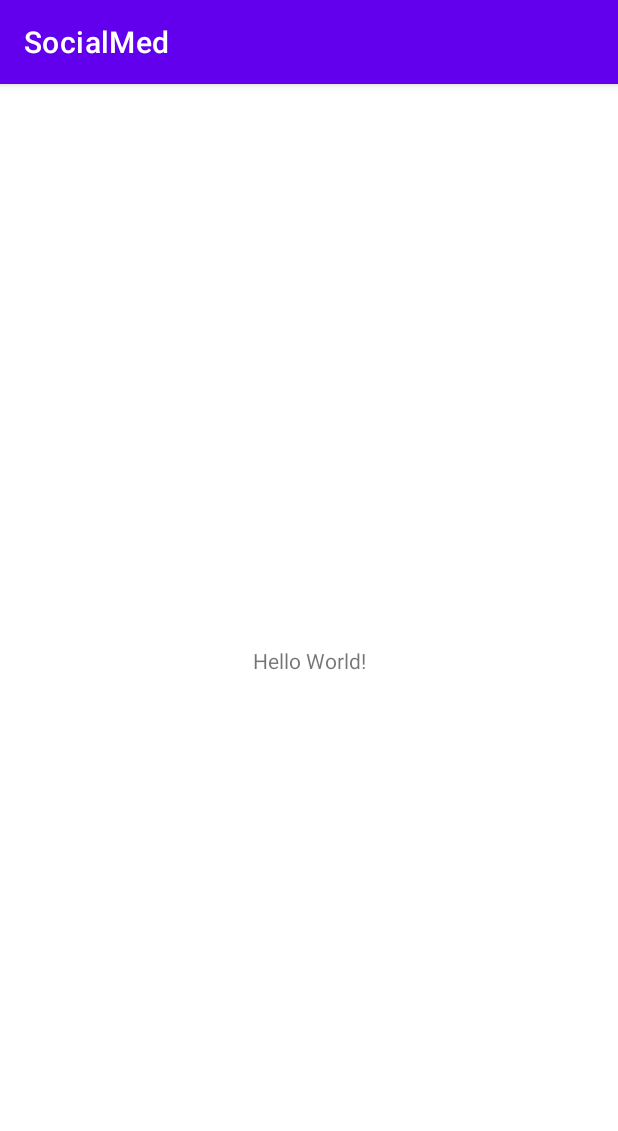
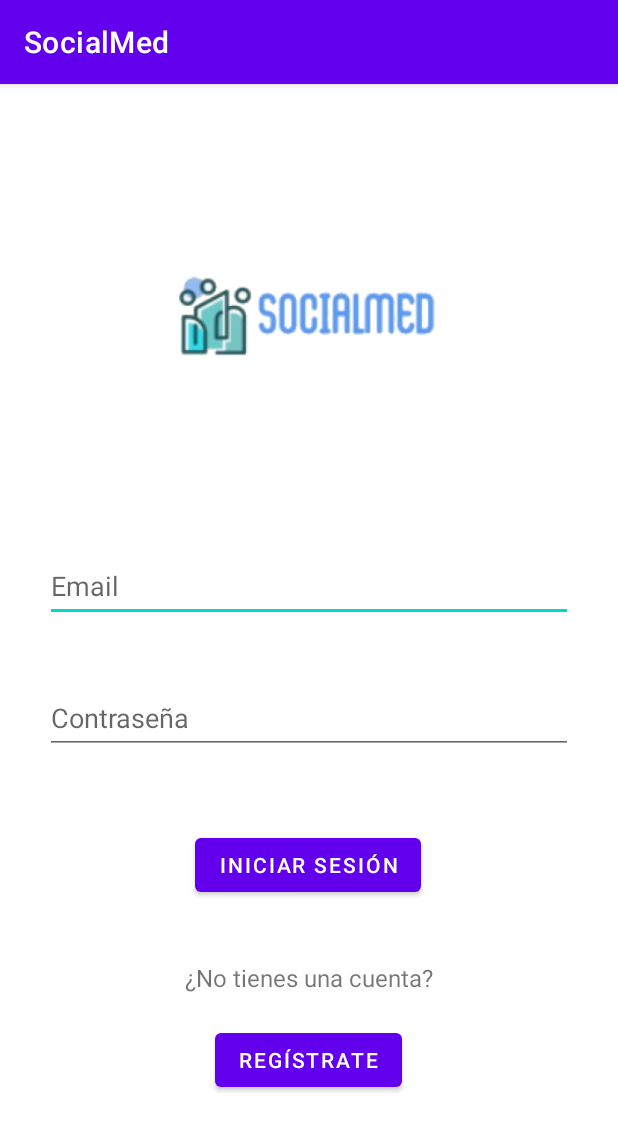
Before and after one commit to MediaPros/SocialMed--App-Movil, an Android app: the screen it shows after launch (MainActivity), on a phone screen of 412 x 824 dp. Shown: the top 1131 px of the screen. Run offline under Robolectric (Android 15) with nearby library versions, the light colour scheme and no system bars.

Commit message:
feat(security): Added login and register activities.

```diff
--- a/app/build.gradle
+++ b/app/build.gradle
@@ -26,6 +26,7 @@ android {
         sourceCompatibility JavaVersion.VERSION_1_8
         targetCompatibility JavaVersion.VERSION_1_8
     }
+
     kotlinOptions {
         jvmTarget = '1.8'
     }
@@ -40,4 +41,6 @@ dependencies {
     testImplementation 'junit:junit:4.13.2'
     androidTestImplementation 'androidx.test.ext:junit:1.1.3'
     androidTestImplementation 'androidx.test.espresso:espresso-core:3.4.0'
+    implementation 'com.squareup.retrofit2:retrofit:2.9.0'
+    implementation 'com.squareup.retrofit2:converter-gson:2.9.0'
 }
--- a/app/src/main/AndroidManifest.xml
+++ b/app/src/main/AndroidManifest.xml
@@ -2,6 +2,9 @@
 <manifest xmlns:android="http://schemas.android.com/apk/res/android"
     xmlns:tools="http://schemas.android.com/tools"
     package="com.mediapros.socialmed">
+
+    <uses-permission android:name="android.permission.INTERNET" />
+    <uses-permission android:name="android.permission.ACCESS_NETWORK_STATE"/>
 
     <application
         android:allowBackup="true"
@@ -14,6 +17,9 @@
         android:theme="@style/Theme.SocialMed"
         tools:targetApi="31">
         <activity
+            android:name=".RegisterActivity"
+            android:exported="false" />
+        <activity
             android:name=".MainActivity"
             android:exported="true">
             <intent-filter>
--- /dev/null
+++ b/app/src/main/java/com/mediapros/socialmed/security/network/UserService.kt
@@ -0,0 +1,15 @@
+package com.mediapros.socialmed.security.network
+
+import com.mediapros.socialmed.security.models.AuthenticateRequest
+import com.mediapros.socialmed.security.models.AuthenticateResponse
+import com.mediapros.socialmed.security.models.RegisterRequest
+import retrofit2.Call
+import retrofit2.http.Body
+import retrofit2.http.POST
+
+interface UserService {
+    @POST("api/v1/users/sign-in")
+    fun signIn(@Body request: AuthenticateRequest): Call<AuthenticateResponse>
+    @POST("api/v1/users/sign-up")
+    fun signUp(@Body request: RegisterRequest): Call<String>
+}
--- a/app/src/main/res/layout/activity_main.xml
+++ b/app/src/main/res/layout/activity_main.xml
@@ -6,13 +6,82 @@
     android:layout_height="match_parent"
     tools:context=".MainActivity">
 
-    <TextView
+    <ImageView
+        android:id="@+id/ivLogo"
+        android:layout_width="226dp"
+        android:layout_height="54dp"
+        android:layout_marginStart="92dp"
+        android:layout_marginTop="127dp"
+        android:contentDescription="@string/socialmed_logo"
+        app:layout_constraintStart_toStartOf="parent"
+        app:layout_constraintTop_toTopOf="parent"
+        app:srcCompat="@mipmap/logo" />
+
+    <EditText
+        android:id="@+id/etEmail"
+        android:layout_width="0dp"
+        android:layout_height="wrap_content"
+        android:layout_marginStart="30dp"
+        android:layout_marginTop="129dp"
+        android:layout_marginEnd="30dp"
+        android:ems="10"
+        android:hint="@string/email"
+        android:inputType="textEmailAddress"
+        android:minHeight="48dp"
+        app:layout_constraintEnd_toEndOf="parent"
+        app:layout_constraintStart_toStartOf="parent"
+        app:layout_constraintTop_toBottomOf="@+id/ivLogo" />
+
+    <EditText
+        android:id="@+id/etPassword"
+        android:layout_width="0dp"
+        android:layout_height="wrap_content"
+        android:layout_marginStart="30dp"
+        android:layout_marginTop="40dp"
+        android:layout_marginEnd="30dp"
+        android:ems="10"
+        android:hint="@string/password"
+        android:inputType="textPassword"
+        android:minHeight="48dp"
+        app:layout_constraintEnd_toEndOf="parent"
+        app:layout_constraintStart_toStartOf="parent"
+        app:layout_constraintTop_toBottomOf="@+id/etEmail" />
+
+    <Button
+        android:id="@+id/btLogin"
         android:layout_width="wrap_content"
         android:layout_height="wrap_content"
-        android:text="Hello World!"
-        app:layout_constraintBottom_toBottomOf="parent"
+        android:layout_marginStart="130dp"
+        android:layout_marginTop="50dp"
+        android:layout_marginEnd="131dp"
+        android:text="@string/login"
         app:layout_constraintEnd_toEndOf="parent"
         app:layout_constraintStart_toStartOf="parent"
-        app:layout_constraintTop_toTopOf="parent" />
+        app:layout_constraintTop_toBottomOf="@+id/etPassword" />
 
+    <TextView
+        android:id="@+id/tvRegister"
+        android:layout_width="wrap_content"
+        android:layout_height="wrap_content"
+        android:layout_marginStart="130dp"
+        android:layout_marginTop="40dp"
+        android:layout_marginEnd="130dp"
+        android:text="@string/no_tienes_una_cuenta"
+        android:textAlignment="center"
+        android:textSize="16sp"
+        app:layout_constraintEnd_toEndOf="parent"
+        app:layout_constraintStart_toStartOf="parent"
+        app:layout_constraintTop_toBottomOf="@+id/btLogin" />
+
+    <Button
+        android:id="@+id/btRegister"
+        android:layout_width="wrap_content"
+        android:layout_height="wrap_content"
+        android:layout_marginStart="142dp"
+        android:layout_marginTop="20dp"
+        android:layout_marginEnd="143dp"
+        android:text="@string/register"
+        app:layout_constraintEnd_toEndOf="parent"
+        app:layout_constraintStart_toStartOf="parent"
+        app:layout_constraintTop_toBottomOf="@+id/tvRegister" />
 </androidx.constraintlayout.widget.ConstraintLayout>
--- a/app/src/main/res/values/strings.xml
+++ b/app/src/main/res/values/strings.xml
@@ -1,3 +1,16 @@
 <resources>
     <string name="app_name">SocialMed</string>
+    <string name="password">Contraseña</string>
+    <string name="login">Iniciar sesión</string>
+    <string name="no_tienes_una_cuenta">¿No tienes una cuenta?</string>
+    <string name="register">Regístrate</string>
+    <string name="email">Email</string>
+    <string name="socialmed_logo">Socialmed Logo</string>
+    <string name="api_url">https://mediapros-socialmed-api.azurewebsites.net/</string>
+    <string name="name">Nombre</string>
+    <string name="lastName">Apellido</string>
+    <string name="age">Edad</string>
+    <string name="specialist">Especialidad</string>
+    <string name="workPlace">Lugar de trabajo</string>
+    <string name="biography">Biografía</string>
 </resources>
```
Also changed, not shown: app/src/main/java/com/mediapros/socialmed/MainActivity.kt (+52 -0 lines), app/src/main/java/com/mediapros/socialmed/RegisterActivity.kt (added, +64 -0 lines), app/src/main/java/com/mediapros/socialmed/RetrofitBuilder.java (added, +13 -0 lines), app/src/main/java/com/mediapros/socialmed/security/models/AuthenticateRequest.kt (added, +13 -0 lines), app/src/main/java/com/mediapros/socialmed/security/models/AuthenticateResponse.kt (added, +28 -0 lines), app/src/main/java/com/mediapros/socialmed/security/models/RegisterRequest.kt (added, +24 -0 lines), app/src/main/res/layout/activity_register.xml (added, +172 -0 lines), app/src/main/res/mipmap-mdpi/logo.png (added).
